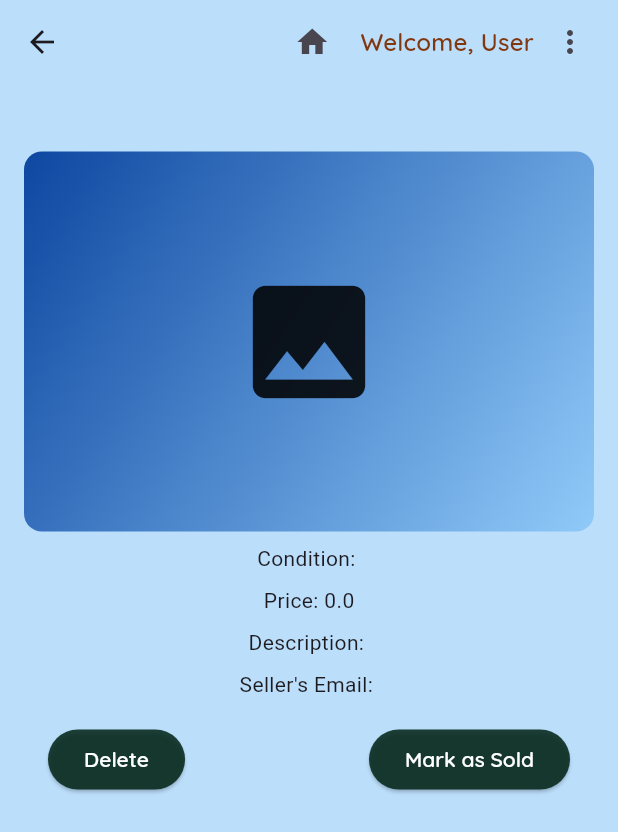
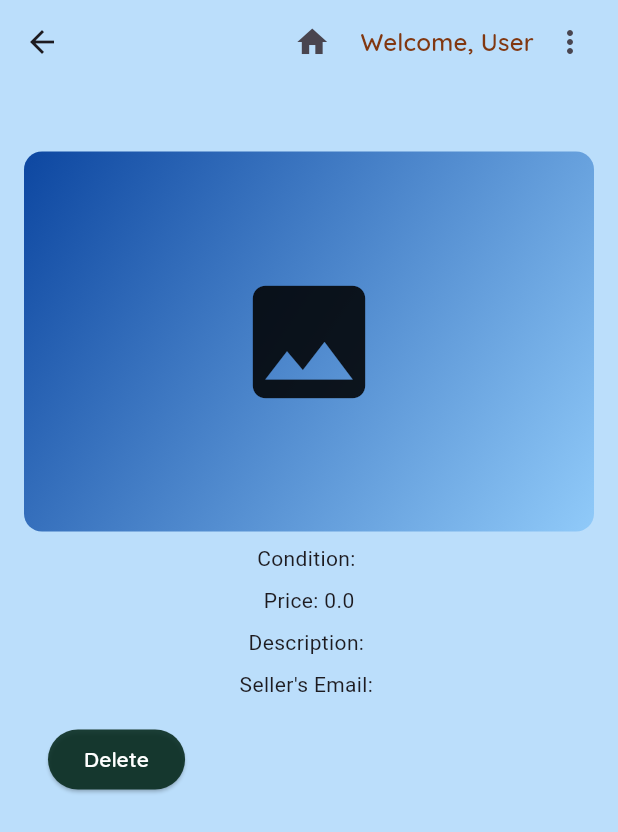
Before and after one commit to kingsley-aaron/MyCampusMarketplace_FrontEnd, a Flutter app: the ExpandedSale screen opened directly with empty values, on a phone screen of 412 x 824 dp. Shown: the top 832 px of the screen. Run offline on Flutter 3.47's test engine with Material 3 defaults, Android fonts, the phone set to English and light mode, and no system bars; our stand-ins replace font_awesome_flutter, image_picker.

Commit message:
Item button visibility
If the current user is an admin it will hide the 'mark as sold' button on the expandedItem.dart file. Also fixed the design WidgetStateColor error.

```diff
--- a/my_campus_marketplace_front_end/lib/Views/expandedSale.dart
+++ b/my_campus_marketplace_front_end/lib/Views/expandedSale.dart
@@ -1,7 +1,10 @@
 import 'package:flutter/material.dart';
 import 'package:mycampusmarketplace/Models/item.dart';
+import 'package:mycampusmarketplace/Models/user.dart';
+import 'package:mycampusmarketplace/Repositories/userClient.dart';
 import 'package:mycampusmarketplace/theme.dart';
 import 'myListings.dart';
+import '../main.dart';
 
 class ExpandedSale extends StatelessWidget {
   final Item item;
@@ -12,6 +15,7 @@ class ExpandedSale extends StatelessWidget {
   Widget build(BuildContext context) {
     // Assume the seller's email is stored in the item map with the key 'email'
     String sellerEmail = ''; // Assuming the key is 'email'
+    bool adminCheck = false;
 
     return Scaffold(
       appBar: AppBar(
@@ -144,6 +148,13 @@ class ExpandedSale extends StatelessWidget {
                        textStyle: AppTheme.themeData.textTheme.bodyLarge,
                       ),
                     ),
+
+                  /*
+                  visibility for sold button logic here with
+                  Visibility(visible: )
+                  */
+                  Visibility(visible: adminCheck,
+                  child:
                     ElevatedButton(
                       onPressed: () {
                       // Implement mark as sold functionality
@@ -151,6 +162,7 @@ class ExpandedSale extends StatelessWidget {
                       child: Text('Mark as Sold'),
                       style: ElevatedButton.styleFrom(
                         textStyle: AppTheme.themeData.textTheme.bodyLarge,
+                      ),
                     ),
                   ),
                 ],
--- a/my_campus_marketplace_front_end/lib/Views/loginview.dart
+++ b/my_campus_marketplace_front_end/lib/Views/loginview.dart
@@ -247,7 +247,7 @@ class _LoginSignupPageState extends State<LoginSignupPage> {
                   });
                 },
                 style: ButtonStyle(
-                  overlayColor: WidgetStateColor.resolveWith(
+                  overlayColor: MaterialStateColor.resolveWith(
                     (states) => Color.fromARGB(219, 208, 138, 116),
                   ),
                 ),
```
Lines whose indentation alone changed are shown as unchanged.
